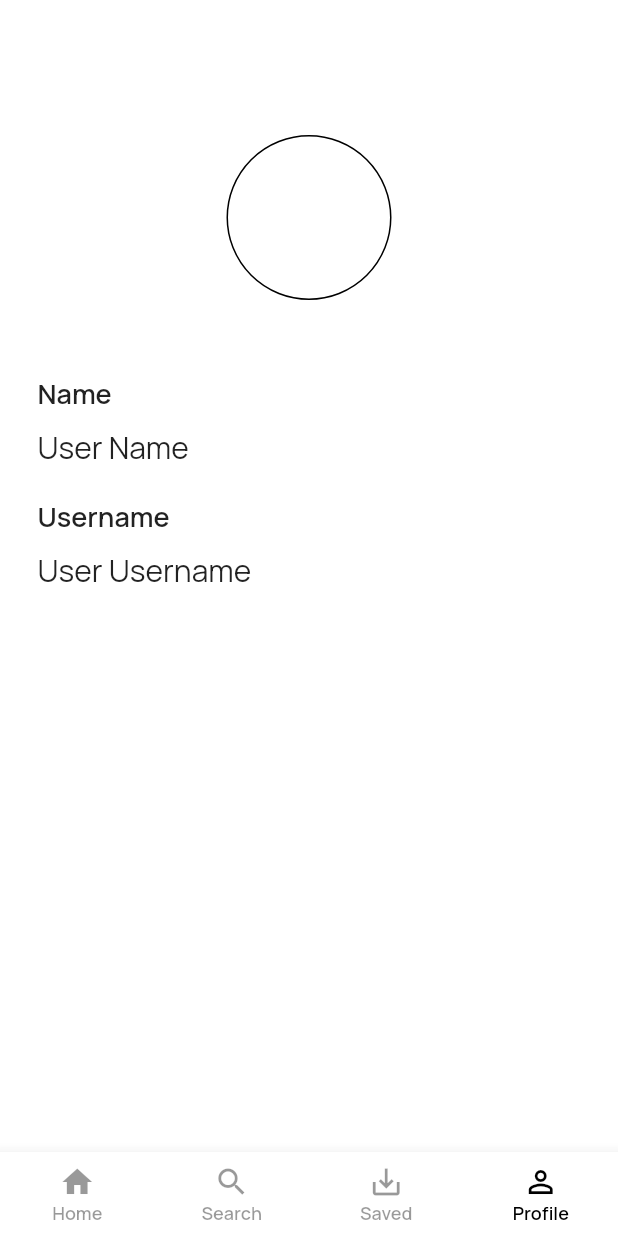
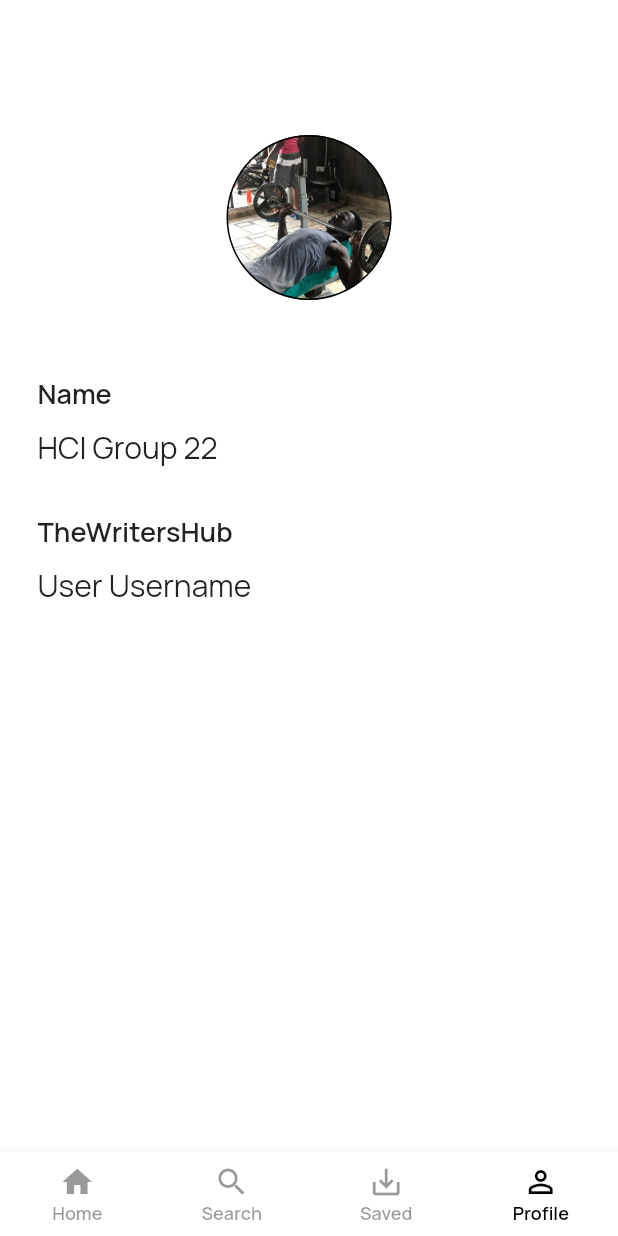
Before and after one commit to cr34t1ve/school_blog_project, a Flutter app: the screen it shows after launch, item 4 of the bottom bar chosen, on a phone screen of 412 x 824 dp. Run offline on Flutter 3.47's test engine with Material 2 defaults, Android fonts, the light colour scheme and no system bars.

Commit message:
profile page updated with data

```diff
--- a/lib/screens/ProfilePage/ProfilePage.dart
+++ b/lib/screens/ProfilePage/ProfilePage.dart
@@ -23,6 +23,9 @@ class ProfilePage extends StatelessWidget {
                     height: 110.0,
                     width: 110.0,
                     decoration: BoxDecoration(
+                      image: DecorationImage(
+                            image: ExactAssetImage(
+                                'assets/images/dummy profile.jpeg')),
                         shape: BoxShape.circle,
                         border: Border.all(color: Colors.black)),
                   ),
@@ -45,18 +48,18 @@ class ProfilePage extends StatelessWidget {
               Row(
                 children: [
                   Text(
-                    'User Name',
+                    'HCI Group 22',
                     style: TextStyle(fontSize: 20),
                   )
                 ],
               ),
               SizedBox(
-                height: 20.0,
+                height: 30.0,
               ),
               Row(
                 children: [
                   Text(
-                    'Username',
+                    'TheWritersHub',
                     style: TextStyle(fontSize: 18, fontWeight: FontWeight.w600),
                   )
                 ],
```
Also changed, not shown: lib/components/CategoryPost.dart (+6 -2 lines), lib/components/VideoItem.dart (+24 -4 lines), lib/enum/constants.dart (+4 -4 lines), assets/images/dummy profile.jpeg (added).
